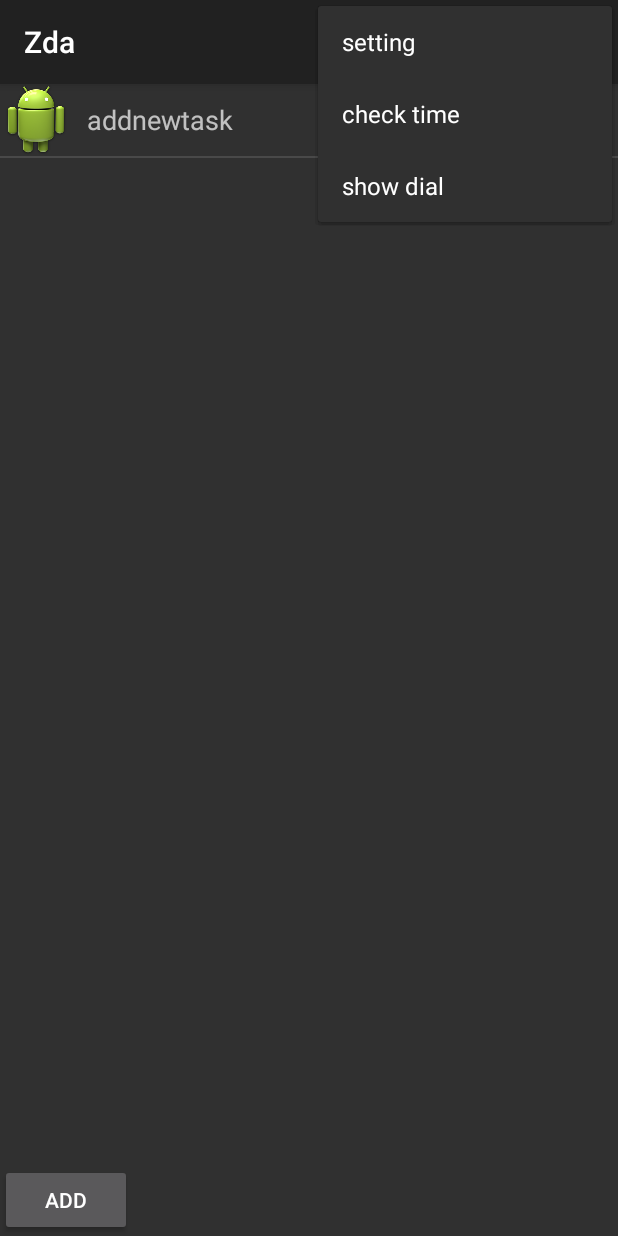
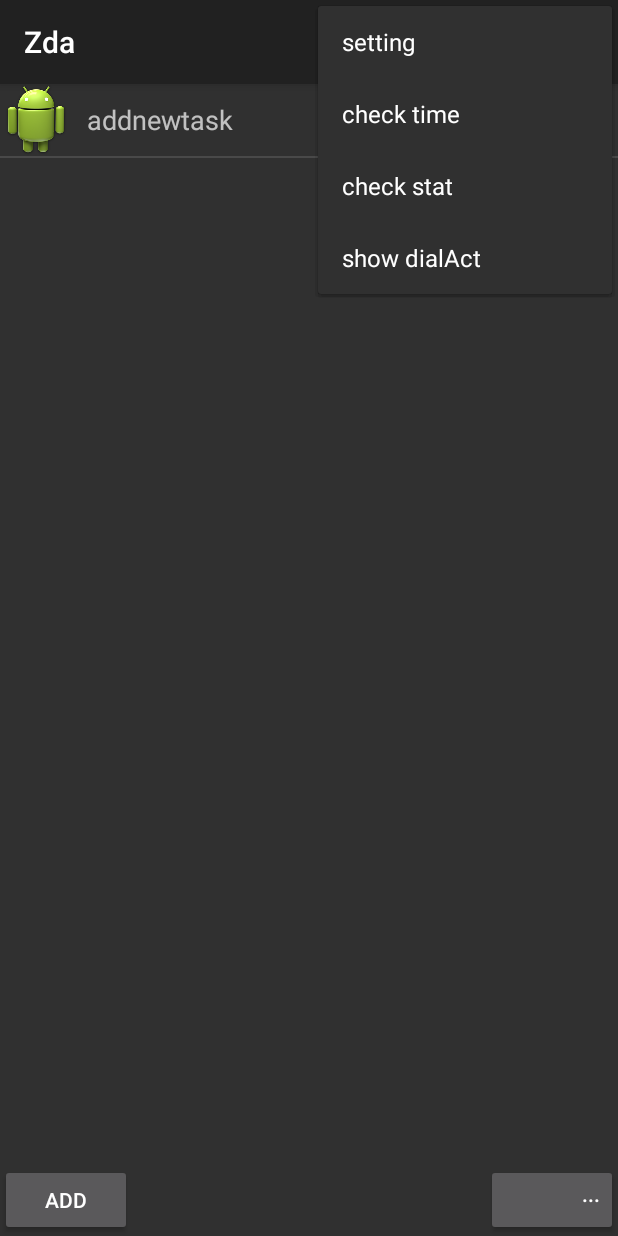
Before and after one commit to izmain/Zda3, an Android app: the screen it shows after launch (ListOperation), with the options menu open, on a phone screen of 412 x 824 dp. Run offline under Robolectric (Android 15) with nearby library versions, the phone set to English and light mode, and no system bars.

Commit message:
первая рабочая Альфа

```diff
--- a/app/build.gradle
+++ b/app/build.gradle
@@ -20,6 +20,7 @@ android {
 }
 
 dependencies {
+	compile 'com.android.support:appcompat-v7:+'
     compile fileTree(dir: 'libs', include: ['*.jar'])
     compile 'com.android.support:support-v4:23.4.0'
 }
--- a/app/src/main/java/net/den/zda3/ListOperation.java
+++ b/app/src/main/java/net/den/zda3/ListOperation.java
@@ -4,12 +4,16 @@ package net.den.zda3;
 import android.content.*;
 import android.database.*;
 import android.os.*;
-import android.support.v4.app.*;
 import android.support.v4.app.LoaderManager.*;
+import android.support.v4.content.*;
+import android.support.v4.widget.*;
+import android.support.v7.app.*;
 import android.view.*;
 import android.view.ContextMenu.*;
+import android.view.View.*;
 import android.widget.*;
 import android.widget.AdapterView.*;
+
 import android.support.v4.content.CursorLoader;
 import android.support.v4.content.Loader;
 import android.support.v4.widget.SimpleCursorAdapter;
@@ -28,18 +32,19 @@ TODO:
 предложить удалять поврежденную базу
 сделать службу неубивашкой
  ThemeOverlay.Material.Dark
+ уточнить импорты
 
 --------------------------*/
 
 
-public class ListOperation   extends FragmentActivity implements LoaderCallbacks<Cursor>
+public class ListOperation   extends AppCompatActivity implements LoaderCallbacks<Cursor>
 
 {
 	private static final int CM_DELETE_ID = 1;
 	private static final int RESUL_TASK = 2;
 
 	private ListView lvData;
-	private Button btAdd;
+	private Button btAdd,btMenu;
 	//private EditText et;
 
 	private Intent intntEnter;
@@ -53,12 +58,9 @@ public class ListOperation   extends FragmentActivity implements LoaderCallbacks
 		super.onCreate(savedInstanceState);
 		setContentView(R.layout.listop);
 		//et=(EditText) findViewById(R.id.etOfList);
+		btMenu=(Button) findViewById(R.id.bt_menu);
+		btAdd=(Button) findViewById(R.id.bt_add);
 
-		btAdd=(Button) findViewById(R.id.bt_add);
-		btAdd.setOnClickListener(new OnClickListener(){
-				@Override
-				public void onClick(View v)
-				{onButtonClick(v);}});  //TODO : its is creasy
 		lvData = (ListView) findViewById(R.id.lvData);
         initz();
 
@@ -67,7 +69,7 @@ public class ListOperation   extends FragmentActivity implements LoaderCallbacks
 	private void initz() {
 
 		intntEnter =getIntent();
-		//et.setText(intntEnter.getStringExtra("time"));
+
 		db = new DB(this);
 		db.open();
 		lvData.setOnItemClickListener(new AdapterView.OnItemClickListener() {
@@ -110,6 +112,7 @@ public class ListOperation   extends FragmentActivity implements LoaderCallbacks
 				switch (targ){
 					case "edit":{
 						db.editRec(data.getStringExtra("time"),
+									data.getStringExtra("status"),
 									data.getStringExtra("name"),
 									data.getStringExtra("determin"),
 									R.drawable.ic_launcher,
@@ -117,6 +120,7 @@ public class ListOperation   extends FragmentActivity implements LoaderCallbacks
 					}break;
 					case "add":{
 						db.addRec(data.getStringExtra("time"),
+								  data.getStringExtra("status"),
 						          data.getStringExtra("name"),
 								  data.getStringExtra("determin"),
 								  R.drawable.ic_launcher);
@@ -127,7 +131,6 @@ public class ListOperation   extends FragmentActivity implements LoaderCallbacks
 					}break;
 				}
 		getSupportLoaderManager().getLoader(0).forceLoad();
-		  // super.onActivityResult(requestCode, resultCode, data);
 		}}
 
 	//-------------------------------
@@ -141,6 +144,9 @@ public class ListOperation   extends FragmentActivity implements LoaderCallbacks
 				intnEditor= new Intent(getApplicationContext(),BaseEdit.class);
 				intnEditor.putExtra("target", "add");//ToDO add constantS
 				startActivityForResult(intnEditor, RESUL_TASK);
+			}break;
+			case R.id.bt_menu:{
+				openOptionsMenu();
 			}break;
 		}
 	}
@@ -172,8 +178,10 @@ public class ListOperation   extends FragmentActivity implements LoaderCallbacks
 	{
 		menu.add("setting");
 		menu.add("check time");
-		menu.add("show dial");
-		return super.onCreateOptionsMenu(menu);
+		menu.add("check stat");
+		menu.add("show dialAct");
+		return true;
+		//return super.onCreateOptionsMenu(menu);
 	}
 
 	public boolean onOptionsItemSelected(MenuItem item) {
@@ -182,11 +190,17 @@ public class ListOperation   extends FragmentActivity implements LoaderCallbacks
 		   	Intent intnSetng = new Intent(getApplicationContext(),Settin.class);
 			startActivity(intnSetng);break;
 		   case "check time":
+			   // to do: delete debug code in unl.service in startServ
 			   Intent intnCheckTime = new Intent(getApplicationContext(),UnlockStartService.class);
 			   intnCheckTime.putExtra("action", "check time");
 			   startService(intnCheckTime);break;
-		   case "show dial":
-			   showDial();
+		   case "check stat":
+			   Intent intnAllTime = new Intent(getApplicationContext(),UnlockStartService.class);
+			   intnAllTime.putExtra("action", "check stat");
+			   startService(intnAllTime);break;
+		   case "show dialAct":
+			   Intent intnDial=new Intent(getApplicationContext(),Dial.class);
+			   startActivity(intnDial);
 
 		 }
 
@@ -199,11 +213,6 @@ public class ListOperation   extends FragmentActivity implements LoaderCallbacks
 	//         DEBAG
 	//--------------------------------
 
-	public void showDial(){
-		Dialog1 dlg1=new Dialog1();
-		dlg1.show(getFragmentManager(), "dlg1");
-
-	}
 
 	@Override
 	public Loader<Cursor> onCreateLoader(int id, Bundle bndl) {
--- a/app/src/main/res/layout/listop.xml
+++ b/app/src/main/res/layout/listop.xml
@@ -21,7 +21,23 @@
 			android:layout_width="wrap_content"
 			android:text="add"
 			android:layout_weight="0"
-			android:id="@+id/bt_add"/>
+			android:id="@+id/bt_add"
+			android:onClick="onButtonClick"/>
+
+		<TextView
+			android:layout_height="wrap_content"
+			android:layout_width="match_parent"
+			android:layout_weight="1"/>
+
+		<Button
+			android:layout_height="wrap_content"
+			android:layout_width="wrap_content"
+			android:text="..."
+			android:layout_gravity="right"
+			android:gravity="right"
+			android:layout_weight="0"
+			android:id="@+id/bt_menu"
+			android:onClick="onButtonClick"/>
 
 	</LinearLayout>
 
--- a/app/src/main/res/values/styles.xml
+++ b/app/src/main/res/values/styles.xml
@@ -1,11 +1,16 @@
 <?xml version="1.0" encoding="utf-8"?>
 <resources>
-    <style name="AppTheme" parent="@android:style/Theme.Holo">
-	</style>
-    <style name="AppThemeAppComp" parent="@android:style/Theme.Holo">
-    </style>
 	<style name="MyActivityDialogTheme" parent="Base.Theme.AppCompat.Light.Dialog">
 		<item name="android:windowNoTitle">true</item>
 		<item name="windowActionBar">false</item>
 	</style>
+
+
+	<style name="MyTheme" parent="Theme.AppCompat">
+		</style>
+
+	<style name="MyTheme.NoActionBar">
+		<item name="windowActionBar">true</item>
+		<item name="windowNoTitle">false</item>
+	</style>
 </resources>
```
Also changed, not shown: app/src/main/AndroidManifest.xml (+6 -2 lines), app/src/main/java/net/den/zda3/BaseEdit.java (+11 -8 lines), app/src/main/java/net/den/zda3/DB.java (+34 -5 lines), app/src/main/java/net/den/zda3/Dial.java (added, +21 -0 lines), app/src/main/java/net/den/zda3/Dialog1.java (deleted, +0 -41 lines), app/src/main/java/net/den/zda3/Settin.java (+22 -11 lines), app/src/main/java/net/den/zda3/TimPic.java (+14 -53 lines), app/src/main/java/net/den/zda3/UnlockStartService.java (+42 -22 lines), app/src/main/res/layout/dialog1.xml (+72 -19 lines).
